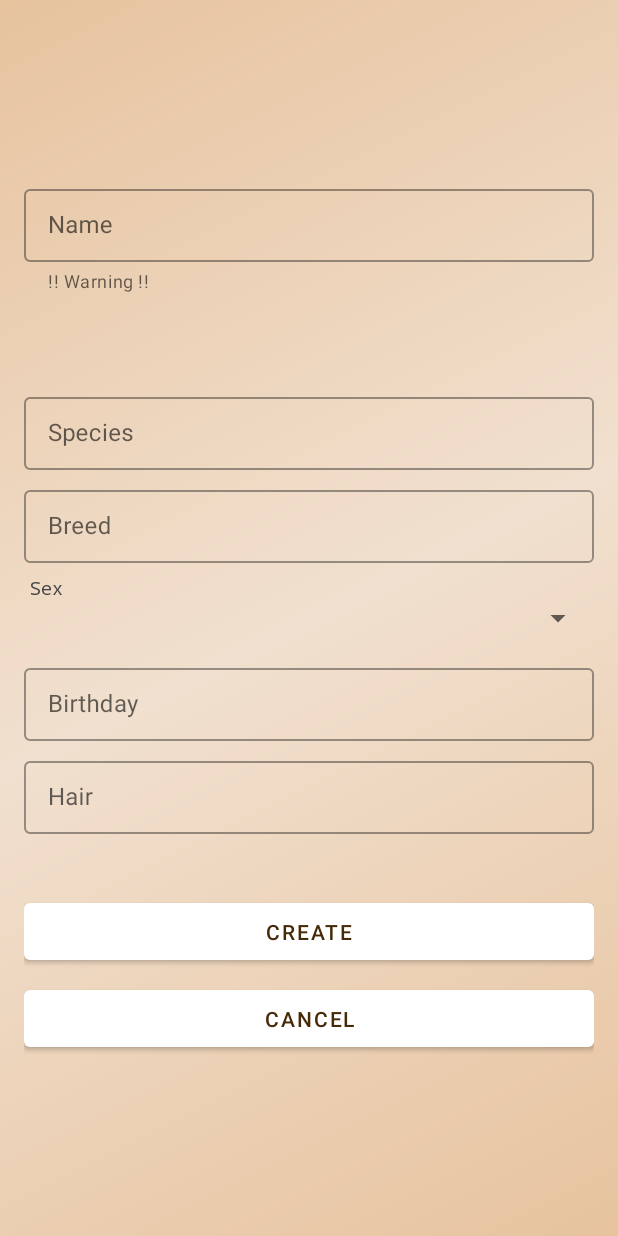
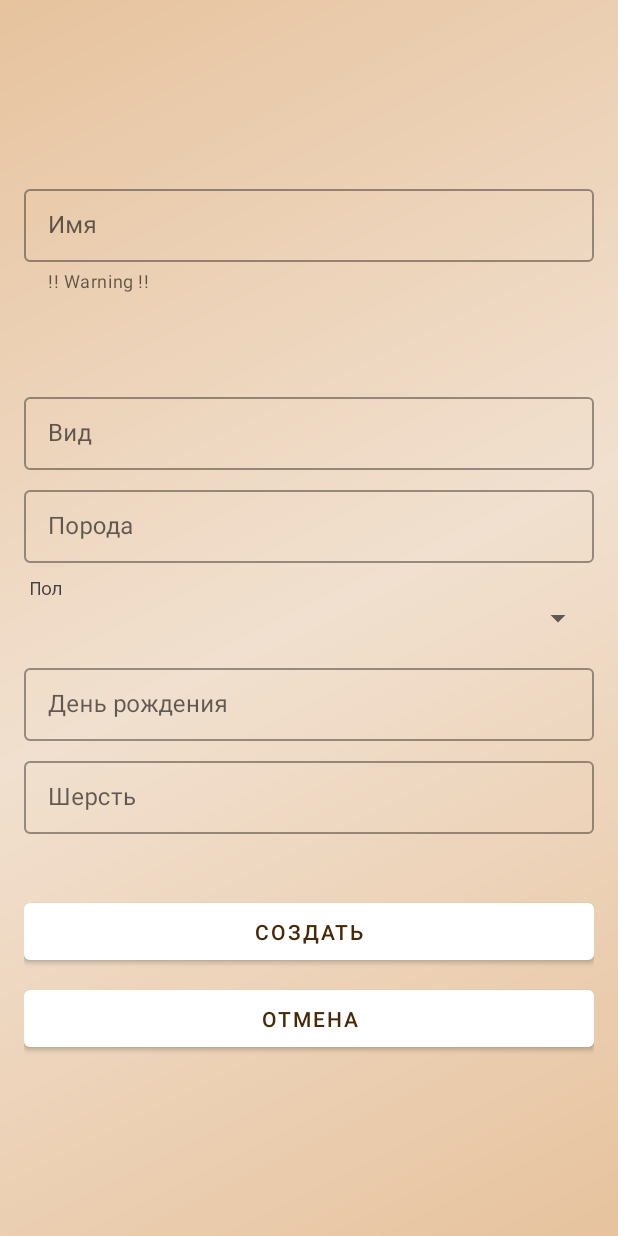
Before and after one commit to aily-hhh/Paws, an Android app: the NewPetFragment screen opened through its navigation route, on a phone screen of 412 x 824 dp. Run offline under Robolectric (Android 15) with nearby library versions, the phone set to English and light mode, and no system bars; our stand-ins replace Dagger/Hilt's generated code; 1 statement that could not run was skipped.

Commit message:
update
Constdnts + strings

```diff
--- a/app/src/main/java/com/hhh/paws/ui/main/MainFragment.kt
+++ b/app/src/main/java/com/hhh/paws/ui/main/MainFragment.kt
@@ -61,7 +61,7 @@ class MainFragment : Fragment() {
             AuthUI.getInstance()
                 .signOut(requireContext())
                 .addOnCompleteListener {
-                    toast("Вы успешно вышли из аккаунта")
+                    toast(R.string.signed_out_toast.toString())
                     Navigation.findNavController(requireActivity(), R.id.navHostFragment)
                         .navigate(R.id.action_mainFragment_to_authFragment)
                 }
--- /dev/null
+++ b/app/src/main/java/com/hhh/paws/util/Constant.kt
@@ -0,0 +1,6 @@
+package com.hhh.paws.util
+
+object FireStoreTables {
+    val USER = "users"
+    val PET = "pets"
+}
--- a/app/src/main/java/com/hhh/paws/util/Extensions.kt
+++ b/app/src/main/java/com/hhh/paws/util/Extensions.kt
@@ -16,15 +16,15 @@ fun Fragment.toast(message: String) {
 fun Fragment.alertDialogForMainFragment(adapterDialog: ArrayAdapter<String>) {
     val alertDialog = AlertDialog.Builder(requireContext())
     alertDialog.setIcon(R.mipmap.logo_paws)
-    alertDialog.setTitle("Выберите питомца: ")
+    alertDialog.setTitle(R.string.choose_pet)
     alertDialog.setAdapter(adapterDialog) { dialogInterface, i ->
         val bundle = bundleOf("pet" to i.toString())
         Navigation.findNavController(requireActivity(), R.id.navHostFragment)
             .navigate(R.id.action_mainFragment_to_petProfileFragment, bundle)
     }
-    alertDialog.setPositiveButton("Отмена",
+    alertDialog.setPositiveButton(R.string.cancel,
         DialogInterface.OnClickListener { dialogInterface, i -> dialogInterface.dismiss() })
-    alertDialog.setNeutralButton("Добавить нового питомца",
+    alertDialog.setNeutralButton(R.string.add_pet,
         DialogInterface.OnClickListener { dialogInterface, i ->
             Navigation.findNavController(requireActivity(), R.id.navHostFragment)
                 .navigate(R.id.action_mainFragment_to_newPetFragment)
--- a/app/src/main/res/layout/fragment_main.xml
+++ b/app/src/main/res/layout/fragment_main.xml
@@ -35,7 +35,7 @@
         style="@style/MyButton"
         android:layout_width="wrap_content"
         android:layout_height="50dp"
-        android:text="@string/sign_out"
+        android:text="@string/sign_out_button"
         android:layout_marginBottom="64dp"
         app:layout_constraintBottom_toBottomOf="@+id/viewMain"
         app:layout_constraintEnd_toEndOf="parent"
--- a/app/src/main/res/layout/fragment_new_pet.xml
+++ b/app/src/main/res/layout/fragment_new_pet.xml
@@ -27,7 +27,7 @@
                 app:helperText="!! Warning !!"
                 android:layout_marginBottom="8dp"
                 android:paddingBottom="56dp"
-                android:hint="Name">
+                android:hint="@string/name_pet">
 
                 <com.google.android.material.textfield.TextInputEditText
                     android:id="@+id/petNameNew"
@@ -40,7 +40,7 @@
                 android:layout_width="match_parent"
                 android:layout_height="wrap_content"
                 android:layout_marginBottom="8dp"
-                android:hint="Species">
+                android:hint="@string/species">
 
                 <com.google.android.material.textfield.TextInputEditText
                     android:id="@+id/petSpeciesNew"
@@ -53,7 +53,7 @@
                 android:layout_width="match_parent"
                 android:layout_height="wrap_content"
                 android:layout_marginBottom="8dp"
-                android:hint="Breed">
+                android:hint="@string/breed">
 
                 <com.google.android.material.textfield.TextInputEditText
                     android:id="@+id/petBreedNew"
@@ -66,10 +66,10 @@
                 android:layout_height="wrap_content"
                 android:enabled="false"
                 android:fontFamily="monospace"
-                android:paddingLeft="4dp"
-                android:text="Sex"
+                android:paddingStart="4dp"
+                android:text="@string/sex"
                 android:textColor="@color/cardview_dark_background"
-                android:textSize="12dp" />
+                android:textSize="12sp" />
 
             <Spinner
                 android:id="@+id/spinnerSexNew"
@@ -82,7 +82,7 @@
                 android:layout_width="match_parent"
                 android:layout_height="wrap_content"
                 android:layout_marginBottom="8dp"
-                android:hint="Birthday">
+                android:hint="@string/birthday">
 
                 <com.google.android.material.textfield.TextInputEditText
                     android:id="@+id/petBirthdayNew"
@@ -95,7 +95,7 @@
                 android:layout_width="match_parent"
                 android:layout_height="wrap_content"
                 android:layout_marginBottom="8dp"
-                android:hint="Hair">
+                android:hint="@string/hair">
 
                 <com.google.android.material.textfield.TextInputEditText
                     android:id="@+id/petHairNew"
@@ -109,7 +109,7 @@
                 android:layout_width="match_parent"
                 android:layout_height="50dp"
                 android:layout_marginTop="32dp"
-                android:text="Create" />
+                android:text="@string/create_button" />
 
             <Button
                 android:id="@+id/buttonCancel"
@@ -117,7 +117,7 @@
                 android:layout_width="match_parent"
                 android:layout_height="50dp"
                 android:layout_marginTop="8dp"
-                android:text="Cancel" />
+                android:text="@string/cancel" />
 
         </LinearLayout>
     </ScrollView>
--- a/app/src/main/res/layout/fragment_pet_profile.xml
+++ b/app/src/main/res/layout/fragment_pet_profile.xml
@@ -13,11 +13,10 @@
         android:layout_width="match_parent"
         android:layout_height="300dp"
         android:fitsSystemWindows="true"
-        android:theme="@style/Theme.Paws.AppBarOverlay">
+        android:theme="@style/Theme.Paws">
 
         <com.google.android.material.appbar.CollapsingToolbarLayout
             android:id="@+id/toolbarLayoutPet"
-            style="@style/Widget.MaterialComponents.Toolbar.Primary"
             android:layout_width="match_parent"
             android:layout_height="match_parent"
             android:fitsSystemWindows="true"
--- a/app/src/main/res/values/strings.xml
+++ b/app/src/main/res/values/strings.xml
@@ -1,11 +1,25 @@
 <resources>
     <string name="app_name" translatable="false">Paws</string>
-    <string name="sign_out">Выйти из профиля</string>
+    <string name="sign_out_button">Выйти из профиля</string>
+    <string name="create_button">Создать</string>
+    <string name="update_button">Обновить</string>
+    <string name="delete_pet_button">Удалить профиль питомца</string>
+    <string name="back_button">Назад</string>
+    <string name="signed_out_toast">Вы вышли из профиля</string>
     <string name="my_pets">Мои питомцы</string>
     <string name="settings">Настройки</string>
     <string name="theme_header">Тема</string>
     <string name="language_header">Язык</string>
-    <!-- TODO: Remove or change this placeholder text -->
-    <string name="hello_blank_fragment">Hello blank fragment</string>
-
+    <string name="deleted">Удалено</string>
+    <string name="updated">Обновлено</string>
+    <string name="created">Создано</string>
+    <string name="choose_pet">Выберите питомца:</string>
+    <string name="cancel">Отмена</string>
+    <string name="add_pet">Добавить питомца</string>
+    <string name="name_pet">Имя</string>
+    <string name="species">Вид</string>
+    <string name="breed">Порода</string>
+    <string name="sex">Пол</string>
+    <string name="birthday">День рождения</string>
+    <string name="hair">Шерсть</string>
 </resources>
```
Also changed, not shown: app/src/main/java/com/hhh/paws/database/repository/PetRepository.kt (+14 -12 lines), app/src/main/res/layout/fragment_pet_profile_scrolling.xml (+10 -10 lines), 1 other file.
